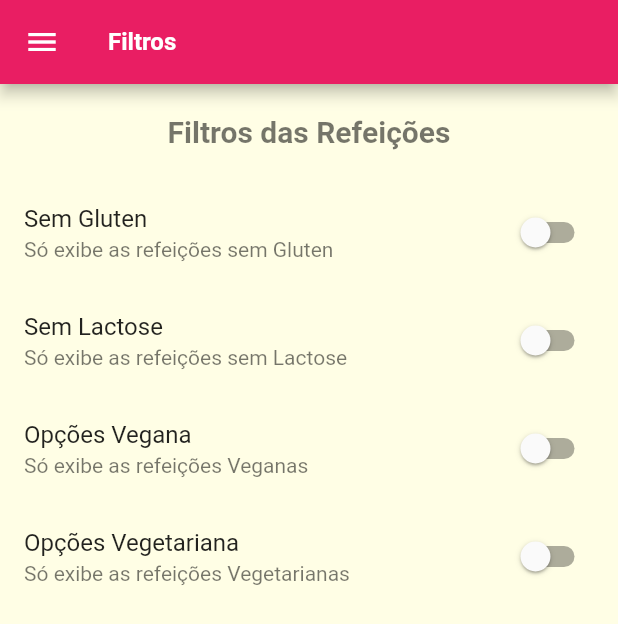
After one commit to GuilhermePalma/nourriture, a Flutter app: the FiltersScreen screen opened by its route, on a phone screen of 412 x 824 dp. The commit adds this screen. Shown: the top 624 px of the screen. Run offline on Flutter 3.47's test engine with Material 2 defaults, Android fonts, the light colour scheme and no system bars; Roboto replaces fonts that are missing (Raleway, RobotoCondensed).

Commit message:
Create Layout of Filter Screen

```diff
--- a/lib/components/custom_drawer.dart
+++ b/lib/components/custom_drawer.dart
@@ -21,7 +21,7 @@ class CustomDrawer extends StatelessWidget {
     {
       "title": "Configurações",
       "icon": Icons.settings_rounded,
-      "routeName": AppRoutes.settings,
+      "routeName": AppRoutes.filters,
     },
   ];
 
--- a/lib/main.dart
+++ b/lib/main.dart
@@ -2,7 +2,7 @@ import 'package:flutter/material.dart';
 import 'package:nourriture/screens/categories_meals_screen.dart';
 import 'package:nourriture/screens/error_screen.dart';
 import 'package:nourriture/screens/meal_details_screen.dart';
-import 'package:nourriture/screens/settings_screen.dart';
+import 'package:nourriture/screens/filters_screen.dart';
 import 'package:nourriture/screens/tabs_screen.dart';
 import 'package:nourriture/utils/app_routes.dart';
 
@@ -45,7 +45,7 @@ class MyApp extends StatelessWidget {
         AppRoutes.homeRoute: (ctx) => const TabsScreen(),
         AppRoutes.categoryMeals: (ctx) => const CategoriesMealsScreen(),
         AppRoutes.mealDetails: (ctx) => const MealDetailsScreen(),
-        AppRoutes.settings: (ctx) => const SettingScreen(),
+        AppRoutes.filters: (ctx) => const FiltersScreen(),
       },
       initialRoute: AppRoutes.homeRoute,
       // As Rotas são acessadads pro meio da seguinte hierarquia de navegação: Rotas em 'routes',
--- /dev/null
+++ b/lib/models/filters.dart
@@ -0,0 +1,13 @@
+class Filters {
+  bool isGlutenFree;
+  bool isLactoseFree;
+  bool isVegan;
+  bool isVegetarian;
+
+  Filters({
+    this.isGlutenFree = false,
+    this.isLactoseFree = false,
+    this.isVegan = false,
+    this.isVegetarian = false,
+  });
+}
--- /dev/null
+++ b/lib/screens/filters_screen.dart
@@ -0,0 +1,99 @@
+import 'package:flutter/material.dart';
+import 'package:nourriture/components/custom_drawer.dart';
+import 'package:nourriture/models/filters.dart';
+import 'package:nourriture/utils/app_routes.dart';
+
+class FiltersScreen extends StatefulWidget {
+  const FiltersScreen({Key? key}) : super(key: key);
+
+  @override
+  State<FiltersScreen> createState() => _FiltersScreenState();
+}
+
+class _FiltersScreenState extends State<FiltersScreen> {
+
+  // Classe Responsavel por Gerenciar os Valores do Filtro
+  final Filters filters = Filters();
+
+  @override
+  Widget build(BuildContext context) {
+
+    // Lista contendo as Informações dos Switchs
+    final listSwitchs = [
+      {
+        "title": "Sem Gluten",
+        "subtitle": "Só exibe as refeições sem Gluten",
+        "value": filters.isGlutenFree,
+        "function": (isSelected) =>
+            setState(() => filters.isGlutenFree = isSelected),
+      },
+      {
+        "title": "Sem Lactose",
+        "subtitle": "Só exibe as refeições sem Lactose",
+        "value": filters.isLactoseFree,
+        "function": (isSelected) =>
+            setState(() => filters.isLactoseFree = isSelected),
+      },
+      {
+        "title": "Opções Vegana",
+        "subtitle": "Só exibe as refeições Veganas",
+        "value": filters.isVegan,
+        "function": (isSelected) =>
+            setState(() => filters.isVegan = isSelected),
+      },
+      {
+        "title": "Opções Vegetariana",
+        "subtitle": "Só exibe as refeições Vegetarianas",
+        "value": filters.isVegetarian,
+        "function": (isSelected) =>
+            setState(() => filters.isVegetarian = isSelected),
+      },
+    ];
+
+    /// Crição da Arvore de Elementos (Widgets)
+    return Scaffold(
+        appBar: AppBar(
+          title: const Text("Filtros"),
+        ),
+        drawer: CustomDrawer(
+          // Informa que a Tela é das Filtros
+          routeName: AppRoutes.filters,
+        ),
+        body: Column(
+          children: [
+            Padding(
+              padding: const EdgeInsets.all(20),
+              child: Text(
+                "Filtros das Refeições",
+                style: Theme.of(context).textTheme.headline1,
+              ),
+            ),
+            Expanded(
+              child: ListView.builder(
+                itemCount: listSwitchs.length,
+                itemBuilder: (_, index) {
+                  final item = listSwitchs.elementAt(index);
+                  return _createSwitch(
+                    item["title"] as String,
+                    item["subtitle"] as String,
+                    listSwitchs.elementAt(index)["value"] as bool,
+                    listSwitchs.elementAt(index)["function"] as Function(bool),
+                  );
+                },
+              ),
+            )
+          ],
+        ));
+  }
+
+  /// Cria os Switch Adaptativos que serão exibidos
+  Widget _createSwitch(String title, String subtitle, bool valueSwitch,
+      Function(bool) onChanged) {
+    return SwitchListTile.adaptive(
+      title: Text(title),
+      subtitle: Text(subtitle),
+      value: valueSwitch,
+      onChanged: onChanged,
+    );
+  }
+}
--- a/lib/screens/settings_screen.dart
+++ /dev/null
@@ -1,23 +0,0 @@
-import 'package:flutter/material.dart';
-import 'package:nourriture/components/custom_drawer.dart';
-import 'package:nourriture/utils/app_routes.dart';
-
-class SettingScreen extends StatelessWidget {
-  const SettingScreen({Key? key}) : super(key: key);
-
-  @override
-  Widget build(BuildContext context) {
-    return Scaffold(
-      appBar: AppBar(
-        title: const Text("Configurações"),
-      ),
-      drawer: CustomDrawer(
-        // Informa que a Tela é das Configurações
-        routeName: AppRoutes.settings,
-      ),
-      body: const Center(
-        child: Text("Tela de Configurações"),
-      ),
-    );
-  }
-}
--- a/lib/utils/app_routes.dart
+++ b/lib/utils/app_routes.dart
@@ -2,5 +2,5 @@ class AppRoutes {
   static const String homeRoute = "/";
   static const String  categoryMeals = "/categories-meals";
   static const String  mealDetails = "/meal-details";
-  static const String  settings = "/settings";
+  static const String  filters = "/filters";
 }
```
